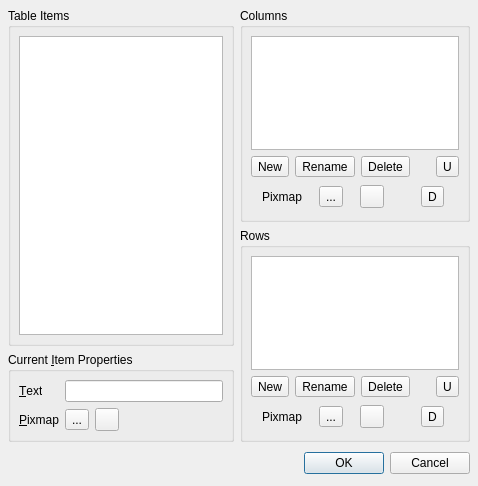
Old version of the form tools/designer/src/components/taskmenu/tablewidgeteditor.ui in the repository arnt/qt-history2.
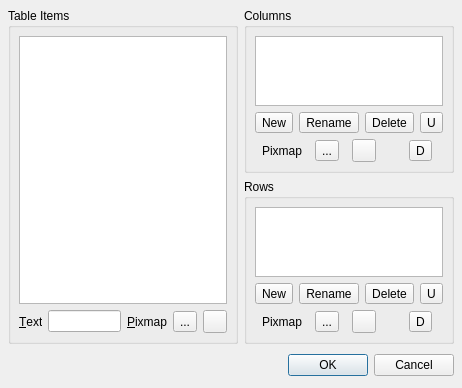
New version of the form.

Commit message:
Fixes:    Icons taken from designer 3.3, small layout change
[git-p4: depot-paths = "//depot/qt/main/": change = 195162]

```diff
--- a/tools/designer/src/components/taskmenu/tablewidgeteditor.ui
+++ b/tools/designer/src/components/taskmenu/tablewidgeteditor.ui
@@ -19,8 +19,8 @@
    <rect>
     <x>0</x>
     <y>0</y>
-    <width>478</width>
-    <height>486</height>
+    <width>462</width>
+    <height>260</height>
    </rect>
   </property>
   <property name="windowTitle" >
@@ -33,161 +33,7 @@
    <property name="spacing" >
     <number>6</number>
    </property>
-   <item rowspan="2" row="0" column="1" >
-    <layout class="QVBoxLayout" >
-     <property name="margin" >
-      <number>0</number>
-     </property>
-     <property name="spacing" >
-      <number>6</number>
-     </property>
-     <item>
-      <widget class="QGroupBox" name="columnsBox" >
-       <property name="title" >
-        <string>Columns</string>
-       </property>
-       <layout class="QVBoxLayout" >
-        <property name="margin" >
-         <number>8</number>
-        </property>
-        <property name="spacing" >
-         <number>6</number>
-        </property>
-        <item>
-         <widget class="QListWidget" name="columnsListWidget" >
-          <property name="sizePolicy" >
-           <sizepolicy>
-            <hsizetype>5</hsizetype>
-            <vsizetype>7</vsizetype>
-            <horstretch>0</horstretch>
-            <verstretch>0</verstretch>
-           </sizepolicy>
-          </property>
-          <property name="focusPolicy" >
-           <enum>Qt::TabFocus</enum>
-          </property>
-         </widget>
-        </item>
-        <item>
-         <layout class="QHBoxLayout" >
-          <property name="margin" >
-           <number>0</number>
-          </property>
-          <property name="spacing" >
-           <number>6</number>
-          </property>
-          <item>
-           <widget class="QToolButton" name="newColumnButton" >
-            <property name="text" >
-             <string>New</string>
-            </property>
-           </widget>
-          </item>
-          <item>
-           <widget class="QToolButton" name="renameColumnButton" >
-            <property name="text" >
-             <string>Rename</string>
-            </property>
-           </widget>
-          </item>
-          <item>
-           <widget class="QToolButton" name="deleteColumnButton" >
-            <property name="text" >
-             <string>Delete</string>
-            </property>
-           </widget>
-          </item>
-          <item>
-           <spacer>
-            <property name="orientation" >
-             <enum>Qt::Horizontal</enum>
-            </property>
-            <property name="sizeType" >
-             <enum>QSizePolicy::Minimum</enum>
-            </property>
-            <property name="sizeHint" >
-             <size>
-              <width>20</width>
-              <height>10</height>
-             </size>
-            </property>
-           </spacer>
-          </item>
-          <item>
-           <widget class="QToolButton" name="moveColumnUpButton" >
-            <property name="text" >
-             <string>U</string>
-            </property>
-           </widget>
-          </item>
-         </layout>
-        </item>
-        <item>
-         <layout class="QHBoxLayout" >
-          <property name="margin" >
-           <number>0</number>
-          </property>
-          <property name="spacing" >
-           <number>6</number>
-          </property>
-          <item>
-           <widget class="QLabel" name="pixmapColumnLabel" >
-            <property name="sizePolicy" >
-             <sizepolicy>
-              <hsizetype>0</hsizetype>
-              <vsizetype>5</vsizetype>
-              <horstretch>0</horstretch>
-              <verstretch>0</verstretch>
-             </sizepolicy>
-            </property>
-            <property name="text" >
-             <string>Pixmap</string>
-            </property>
-           </widget>
-          </item>
-          <item>
-           <widget class="QToolButton" name="previewPixmapColumnButton" >
-            <property name="text" >
-             <string>...</string>
-            </property>
-           </widget>
-          </item>
-          <item>
-           <widget class="QToolButton" name="deletePixmapColumnButton" >
-            <property name="text" >
-             <string/>
-            </property>
-           </widget>
-          </item>
-          <item>
-           <spacer>
-            <property name="orientation" >
-             <enum>Qt::Horizontal</enum>
-            </property>
-            <property name="sizeType" >
-             <enum>QSizePolicy::Minimum</enum>
-            </property>
-            <property name="sizeHint" >
-             <size>
-              <width>20</width>
-              <height>28</height>
-             </size>
-            </property>
-           </spacer>
-          </item>
-          <item>
-           <widget class="QToolButton" name="moveColumnDownButton" >
-            <property name="text" >
-             <string>D</string>
-            </property>
-           </widget>
-          </item>
-         </layout>
-        </item>
-       </layout>
-      </widget>
-     </item>
-     <item>
+   <item row="1" column="1" >
       <widget class="QGroupBox" name="rowsBox" >
        <property name="title" >
         <string>Rows</string>
@@ -203,7 +49,7 @@
          <widget class="QListWidget" name="rowsListWidget" >
           <property name="sizePolicy" >
            <sizepolicy>
-            <hsizetype>5</hsizetype>
+          <hsizetype>13</hsizetype>
             <vsizetype>7</vsizetype>
             <horstretch>0</horstretch>
             <verstretch>0</verstretch>
@@ -249,7 +95,7 @@
              <enum>Qt::Horizontal</enum>
             </property>
             <property name="sizeType" >
-             <enum>QSizePolicy::Minimum</enum>
+           <enum>QSizePolicy::Ignored</enum>
             </property>
             <property name="sizeHint" >
              <size>
@@ -311,12 +157,12 @@
              <enum>Qt::Horizontal</enum>
             </property>
             <property name="sizeType" >
-             <enum>QSizePolicy::Minimum</enum>
+           <enum>QSizePolicy::Ignored</enum>
             </property>
             <property name="sizeHint" >
              <size>
               <width>20</width>
-              <height>28</height>
+            <height>10</height>
              </size>
             </property>
            </spacer>
@@ -333,7 +179,240 @@
        </layout>
       </widget>
      </item>
-    </layout>
+   <item row="0" column="1" >
+    <widget class="QGroupBox" name="columnsBox" >
+     <property name="title" >
+      <string>Columns</string>
+     </property>
+     <layout class="QVBoxLayout" >
+      <property name="margin" >
+       <number>8</number>
+      </property>
+      <property name="spacing" >
+       <number>6</number>
+      </property>
+      <item>
+       <widget class="QListWidget" name="columnsListWidget" >
+        <property name="sizePolicy" >
+         <sizepolicy>
+          <hsizetype>13</hsizetype>
+          <vsizetype>7</vsizetype>
+          <horstretch>0</horstretch>
+          <verstretch>0</verstretch>
+         </sizepolicy>
+        </property>
+        <property name="focusPolicy" >
+         <enum>Qt::TabFocus</enum>
+        </property>
+       </widget>
+      </item>
+      <item>
+       <layout class="QHBoxLayout" >
+        <property name="margin" >
+         <number>0</number>
+        </property>
+        <property name="spacing" >
+         <number>6</number>
+        </property>
+        <item>
+         <widget class="QToolButton" name="newColumnButton" >
+          <property name="text" >
+           <string>New</string>
+          </property>
+         </widget>
+        </item>
+        <item>
+         <widget class="QToolButton" name="renameColumnButton" >
+          <property name="text" >
+           <string>Rename</string>
+          </property>
+         </widget>
+        </item>
+        <item>
+         <widget class="QToolButton" name="deleteColumnButton" >
+          <property name="text" >
+           <string>Delete</string>
+          </property>
+         </widget>
+        </item>
+        <item>
+         <spacer>
+          <property name="orientation" >
+           <enum>Qt::Horizontal</enum>
+          </property>
+          <property name="sizeType" >
+           <enum>QSizePolicy::Ignored</enum>
+          </property>
+          <property name="sizeHint" >
+           <size>
+            <width>20</width>
+            <height>10</height>
+           </size>
+          </property>
+         </spacer>
+        </item>
+        <item>
+         <widget class="QToolButton" name="moveColumnUpButton" >
+          <property name="text" >
+           <string>U</string>
+          </property>
+         </widget>
+        </item>
+       </layout>
+      </item>
+      <item>
+       <layout class="QHBoxLayout" >
+        <property name="margin" >
+         <number>0</number>
+        </property>
+        <property name="spacing" >
+         <number>6</number>
+        </property>
+        <item>
+         <widget class="QLabel" name="pixmapColumnLabel" >
+          <property name="sizePolicy" >
+           <sizepolicy>
+            <hsizetype>0</hsizetype>
+            <vsizetype>5</vsizetype>
+            <horstretch>0</horstretch>
+            <verstretch>0</verstretch>
+           </sizepolicy>
+          </property>
+          <property name="text" >
+           <string>Pixmap</string>
+          </property>
+         </widget>
+        </item>
+        <item>
+         <widget class="QToolButton" name="previewPixmapColumnButton" >
+          <property name="text" >
+           <string>...</string>
+          </property>
+         </widget>
+        </item>
+        <item>
+         <widget class="QToolButton" name="deletePixmapColumnButton" >
+          <property name="text" >
+           <string/>
+          </property>
+         </widget>
+        </item>
+        <item>
+         <spacer>
+          <property name="orientation" >
+           <enum>Qt::Horizontal</enum>
+          </property>
+          <property name="sizeType" >
+           <enum>QSizePolicy::Ignored</enum>
+          </property>
+          <property name="sizeHint" >
+           <size>
+            <width>20</width>
+            <height>10</height>
+           </size>
+          </property>
+         </spacer>
+        </item>
+        <item>
+         <widget class="QToolButton" name="moveColumnDownButton" >
+          <property name="text" >
+           <string>D</string>
+          </property>
+         </widget>
+        </item>
+       </layout>
+      </item>
+     </layout>
+    </widget>
+   </item>
+   <item rowspan="2" row="0" column="0" >
+    <widget class="QGroupBox" name="itemsBox" >
+     <property name="title" >
+      <string>Table Items</string>
+     </property>
+     <layout class="QGridLayout" >
+      <property name="margin" >
+       <number>8</number>
+      </property>
+      <property name="spacing" >
+       <number>6</number>
+      </property>
+      <item row="1" column="0" >
+       <widget class="QFrame" name="currentItemBox" >
+        <property name="frameShape" >
+         <enum>QFrame::NoFrame</enum>
+        </property>
+        <property name="frameShadow" >
+         <enum>QFrame::Plain</enum>
+        </property>
+        <layout class="QHBoxLayout" >
+         <property name="margin" >
+          <number>0</number>
+         </property>
+         <property name="spacing" >
+          <number>6</number>
+         </property>
+         <item>
+          <widget class="QLabel" name="label" >
+           <property name="sizePolicy" >
+            <sizepolicy>
+             <hsizetype>0</hsizetype>
+             <vsizetype>5</vsizetype>
+             <horstretch>0</horstretch>
+             <verstretch>0</verstretch>
+            </sizepolicy>
+           </property>
+           <property name="text" >
+            <string>&amp;Text</string>
+           </property>
+           <property name="buddy" >
+            <cstring>itemTextLineEdit</cstring>
+           </property>
+          </widget>
+         </item>
+         <item>
+          <widget class="QLineEdit" name="itemTextLineEdit" />
+         </item>
+         <item>
+          <widget class="QLabel" name="label_2" >
+           <property name="sizePolicy" >
+            <sizepolicy>
+             <hsizetype>0</hsizetype>
+             <vsizetype>5</vsizetype>
+             <horstretch>0</horstretch>
+             <verstretch>0</verstretch>
+            </sizepolicy>
+           </property>
+           <property name="text" >
+            <string>&amp;Pixmap</string>
+           </property>
+           <property name="buddy" >
+            <cstring>previewPixmapItemButton</cstring>
+           </property>
+          </widget>
+         </item>
+         <item>
+          <widget class="QToolButton" name="previewPixmapItemButton" >
+           <property name="text" >
+            <string>...</string>
+           </property>
+          </widget>
+         </item>
+         <item>
+          <widget class="QToolButton" name="deletePixmapItemButton" >
+           <property name="text" >
+            <string/>
+           </property>
+          </widget>
+         </item>
+        </layout>
+       </widget>
+      </item>
+      <item row="0" column="0" >
+       <widget class="QTableWidget" name="tableWidget" />
+      </item>
+     </layout>
+    </widget>
    </item>
    <item row="2" column="0" colspan="2" >
     <layout class="QHBoxLayout" >
@@ -375,108 +454,6 @@
      </item>
     </layout>
    </item>
-   <item row="1" column="0" >
-    <widget class="QGroupBox" name="currentItemBox" >
-     <property name="title" >
-      <string>Current &amp;Item Properties</string>
-     </property>
-     <layout class="QGridLayout" >
-      <property name="margin" >
-       <number>8</number>
-      </property>
-      <property name="spacing" >
-       <number>6</number>
-      </property>
-      <item row="1" column="3" >
-       <spacer>
-        <property name="orientation" >
-         <enum>Qt::Horizontal</enum>
-        </property>
-        <property name="sizeType" >
-         <enum>QSizePolicy::Minimum</enum>
-        </property>
-        <property name="sizeHint" >
-         <size>
-          <width>40</width>
-          <height>20</height>
-         </size>
-        </property>
-       </spacer>
-      </item>
-      <item row="1" column="2" >
-       <widget class="QToolButton" name="deletePixmapItemButton" >
-        <property name="text" >
-         <string/>
-        </property>
-       </widget>
-      </item>
-      <item row="1" column="1" >
-       <widget class="QToolButton" name="previewPixmapItemButton" >
-        <property name="text" >
-         <string>...</string>
-        </property>
-       </widget>
-      </item>
-      <item row="0" column="1" colspan="3" >
-       <widget class="QLineEdit" name="itemTextLineEdit" />
-      </item>
-      <item row="1" column="0" >
-       <widget class="QLabel" name="label_2" >
-        <property name="sizePolicy" >
-         <sizepolicy>
-          <hsizetype>0</hsizetype>
-          <vsizetype>5</vsizetype>
-          <horstretch>0</horstretch>
-          <verstretch>0</verstretch>
-         </sizepolicy>
-        </property>
-        <property name="text" >
-         <string>&amp;Pixmap</string>
-        </property>
-        <property name="buddy" >
-         <cstring>previewPixmapItemButton</cstring>
-        </property>
-       </widget>
-      </item>
-      <item row="0" column="0" >
-       <widget class="QLabel" name="label" >
-        <property name="sizePolicy" >
-         <sizepolicy>
-          <hsizetype>0</hsizetype>
-          <vsizetype>5</vsizetype>
-          <horstretch>0</horstretch>
-          <verstretch>0</verstretch>
-         </sizepolicy>
-        </property>
-        <property name="text" >
-         <string>&amp;Text</string>
-        </property>
-        <property name="buddy" >
-         <cstring>itemTextLineEdit</cstring>
-        </property>
-       </widget>
-      </item>
-     </layout>
-    </widget>
-   </item>
-   <item row="0" column="0" >
-    <widget class="QGroupBox" name="itemsBox" >
-     <property name="title" >
-      <string>Table Items</string>
-     </property>
-     <layout class="QHBoxLayout" >
-      <property name="margin" >
-       <number>8</number>
-      </property>
-      <property name="spacing" >
-       <number>6</number>
-      </property>
-      <item>
-       <widget class="QTableWidget" name="tableWidget" />
-      </item>
-     </layout>
-    </widget>
-   </item>
   </layout>
  </widget>
  <pixmapfunction></pixmapfunction>
```
Lines whose indentation alone changed are shown as unchanged. The commit also changes 11 other files.
